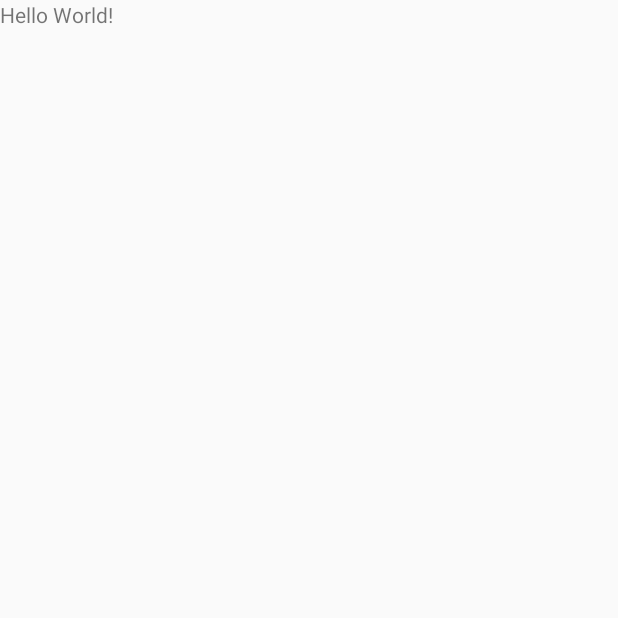
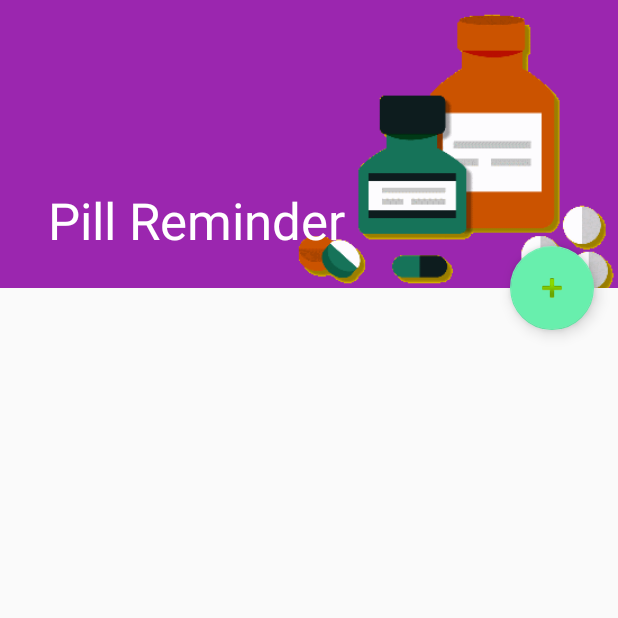
Before and after one commit to kevinpelgrims/pillreminder2, an Android app: the screen it shows after launch (MainActivity), on a phone screen of 412 x 824 dp, the top half of it. Before the commit the part shown is almost empty. Run offline under Robolectric (Android 15) with nearby library versions, the phone set to English and light mode, and no system bars.

Commit message:
Compose main activity
Including temporary image in the app bar, floating action button to add
new reminders, and a collapsing toolbar.

To do: Add list of reminders.

```diff
--- a/app/build.gradle
+++ b/app/build.gradle
@@ -22,4 +22,5 @@ android {
 dependencies {
     compile fileTree(dir: 'libs', include: ['*.jar'])
     compile 'com.android.support:appcompat-v7:23.4.0'
+    compile 'com.android.support:design:23.4.0'
 }
--- a/app/src/main/res/layout/activity_main.xml
+++ b/app/src/main/res/layout/activity_main.xml
@@ -1,16 +1,65 @@
 <?xml version="1.0" encoding="utf-8"?>
-<FrameLayout
-    xmlns:android="http://schemas.android.com/apk/res/android"
+<android.support.design.widget.CoordinatorLayout xmlns:android="http://schemas.android.com/apk/res/android"
+    xmlns:tools="http://schemas.android.com/tools"
     xmlns:app="http://schemas.android.com/apk/res-auto"
-    xmlns:tools="http://schemas.android.com/tools"
-    android:id="@+id/activity_main"
     android:layout_width="match_parent"
     android:layout_height="match_parent"
-    tools:context="com.kevinpelgrims.pillreminder2.MainActivity">
+    tools:context=".MainActivity">
 
-    <TextView
+    <android.support.design.widget.AppBarLayout
+        android:id="@+id/appbar"
+        android:layout_width="match_parent"
+        android:layout_height="192dp">
+
+        <android.support.design.widget.CollapsingToolbarLayout
+            android:layout_width="match_parent"
+            android:layout_height="match_parent"
+            app:toolbarId="@+id/toolbar"
+            app:layout_scrollFlags="scroll|exitUntilCollapsed"
+            app:layout_scrollInterpolator="@android:anim/decelerate_interpolator"
+            app:contentScrim="?attr/colorPrimary">
+
+            <ImageView
+                android:id="@+id/app_bar_image"
+                android:layout_width="match_parent"
+                android:layout_height="match_parent"
+                android:scaleType="centerCrop"
+                android:src="@drawable/bg_meds"
+                app:layout_collapseMode="parallax"/>
+
+            <android.support.v7.widget.Toolbar
+                android:id="@+id/toolbar"
+                android:layout_width="match_parent"
+                android:layout_height="?attr/actionBarSize"
+                app:layout_collapseMode="pin"
+                app:title="@string/app_name"/>
+
+        </android.support.design.widget.CollapsingToolbarLayout>
+
+    </android.support.design.widget.AppBarLayout>
+
+    <android.support.v4.widget.NestedScrollView
+        android:layout_width="match_parent"
+        android:layout_height="match_parent"
+        app:layout_behavior="android.support.design.widget.AppBarLayout$ScrollingViewBehavior">
+
+        <FrameLayout
+            android:layout_width="match_parent"
+            android:layout_height="match_parent">
+
+        </FrameLayout>
+
+    </android.support.v4.widget.NestedScrollView>
+
+    <android.support.design.widget.FloatingActionButton
         android:layout_width="wrap_content"
         android:layout_height="wrap_content"
-        android:text="Hello World!"/>
+        android:src="@android:drawable/ic_input_add"
+        android:layout_marginRight="16dp"
+        android:layout_marginEnd="16dp"
+        android:clickable="true"
+        app:layout_anchor="@id/appbar"
+        app:layout_anchorGravity="bottom|right|end"
+        app:fabSize="normal"/>
 
-</FrameLayout>
+</android.support.design.widget.CoordinatorLayout>
--- a/app/src/main/res/values/strings.xml
+++ b/app/src/main/res/values/strings.xml
@@ -1,3 +1,3 @@
 <resources>
-    <string name="app_name">PillReminder2</string>
+    <string name="app_name">Pill Reminder</string>
 </resources>
```
Also changed, not shown: app/src/main/res/drawable-xxhdpi/bg_meds.png (added).
